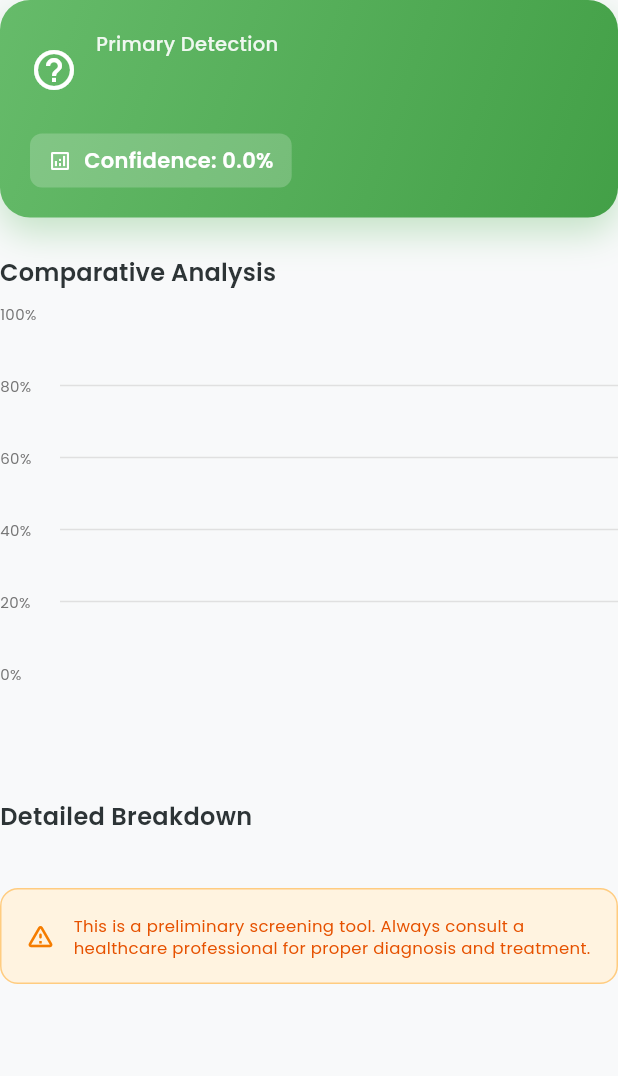
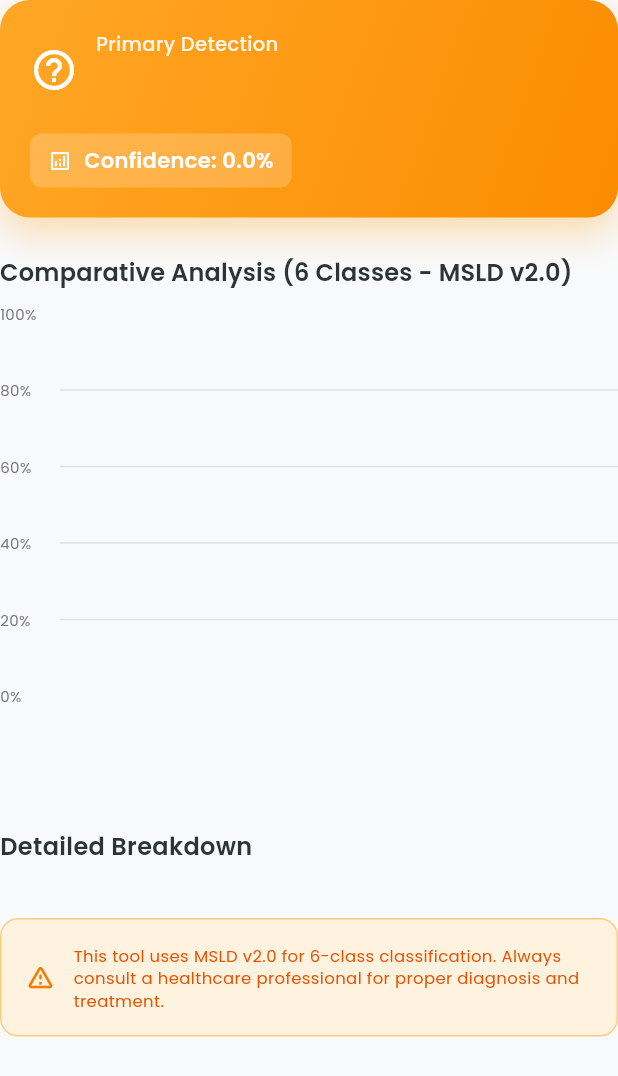
Before and after one commit to mightbeian/mpsight-app, a Flutter app: the ConfidenceChart widget shown alone on an empty page, opened directly with empty values, on a phone screen of 412 x 824 dp. Shown: the top 1076 px of the screen. Run offline on Flutter 3.47's test engine with Material 3 defaults, Android fonts, the light colour scheme and no system bars; drawn by our look-alikes of fl_chart; our stand-ins replace camera, flutter_svg, image_picker; missing offline and left inert: tflite_flutter.

Commit message:
Update confidence chart for 6-class classification (MSLD v2.0)

```diff
--- a/lib/widgets/confidence_chart.dart
+++ b/lib/widgets/confidence_chart.dart
@@ -10,34 +10,40 @@ class ConfidenceChart extends StatelessWidget {
     required this.result,
   });
 
+  // Updated colors for 6 classes (MSLD v2.0)
   Color _getColorForCondition(String condition) {
     switch (condition) {
       case 'Monkeypox':
-        return const Color(0xFFE74C3C);
+        return const Color(0xFFE74C3C);  // Red - Critical alert
+      case 'Cowpox':
+        return const Color(0xFFD35400);  // Dark Orange - Related orthopoxvirus
       case 'Chickenpox':
-        return const Color(0xFFE67E22);
+        return const Color(0xFFE67E22);  // Orange - Common differential
       case 'Measles':
-        return const Color(0xFFF39C12);
-      case 'Acne':
-        return const Color(0xFF3498DB);
-      case 'Normal Skin':
-        return const Color(0xFF27AE60);
+        return const Color(0xFFF39C12);  // Amber - Vaccine-preventable
+      case 'HFMD':
+        return const Color(0xFF3498DB);  // Blue - Pediatric condition
+      case 'Healthy':
+        return const Color(0xFF27AE60);  // Green - No pathology
       default:
         return Colors.grey;
     }
   }
 
+  // Updated icons for 6 classes
   IconData _getIconForCondition(String condition) {
     switch (condition) {
       case 'Monkeypox':
         return Icons.warning_amber_rounded;
+      case 'Cowpox':
+        return Icons.coronavirus_outlined;
       case 'Chickenpox':
-        return Icons.coronavirus_outlined;
+        return Icons.bubble_chart_outlined;
       case 'Measles':
         return Icons.sanitizer_outlined;
-      case 'Acne':
-        return Icons.face_outlined;
-      case 'Normal Skin':
+      case 'HFMD':
+        return Icons.child_care_outlined;
+      case 'Healthy':
         return Icons.check_circle_outline;
       default:
         return Icons.help_outline;
@@ -60,7 +66,7 @@ class ConfidenceChart extends StatelessWidget {
 
         // Comparative Chart Title
         Text(
-          'Comparative Analysis',
+          'Comparative Analysis (6 Classes - MSLD v2.0)',
           style: Theme.of(context).textTheme.titleMedium?.copyWith(
             fontWeight: FontWeight.w600,
             color: const Color(0xFF2D3436),
@@ -71,7 +77,7 @@ class ConfidenceChart extends StatelessWidget {
 
         // Bar Chart
         SizedBox(
-          height: 300,
+          height: 320,  // Increased height for 6 classes
           child: BarChart(
             BarChartData(
               alignment: BarChartAlignment.spaceAround,
@@ -119,23 +125,24 @@ class ConfidenceChart extends StatelessWidget {
                           children: [
                             Icon(
                               _getIconForCondition(condition),
-                              size: 20,
+                              size: 18,
                               color: _getColorForCondition(condition),
                             ),
                             const SizedBox(height: 4),
                             Text(
-                              condition.split(' ')[0],
+                              condition == 'HFMD' ? 'HFMD' : condition.split(' ')[0],
                               style: TextStyle(
-                                fontSize: 10,
+                                fontSize: 9,
                                 fontWeight: FontWeight.w500,
                                 color: Colors.grey[700],
                               ),
+                              textAlign: TextAlign.center,
                             ),
                           ],
                         ),
                       );
                     },
-                    reservedSize: 60,
+                    reservedSize: 65,
                   ),
                 ),
                 leftTitles: AxisTitles(
@@ -179,7 +186,7 @@ class ConfidenceChart extends StatelessWidget {
                     BarChartRodData(
                       toY: entry.value.value,
                       color: _getColorForCondition(entry.value.key),
-                      width: 24,
+                      width: 20,  // Slightly narrower for 6 classes
                       borderRadius: const BorderRadius.vertical(
                         top: Radius.circular(6),
                       ),
@@ -211,6 +218,7 @@ class ConfidenceChart extends StatelessWidget {
 
   Widget _buildPrimaryCard(BuildContext context) {
     final isMonkeypox = result.primaryCondition == 'Monkeypox';
+    final isHealthy = result.primaryCondition == 'Healthy';
 
     return Container(
       padding: const EdgeInsets.all(20),
@@ -218,14 +226,16 @@ class ConfidenceChart extends StatelessWidget {
         gradient: LinearGradient(
           colors: isMonkeypox
               ? [Colors.red[400]!, Colors.red[600]!]
-              : [Colors.green[400]!, Colors.green[600]!],
+              : isHealthy
+                  ? [Colors.green[400]!, Colors.green[600]!]
+                  : [Colors.orange[400]!, Colors.orange[600]!],
           begin: Alignment.topLeft,
           end: Alignment.bottomRight,
         ),
         borderRadius: BorderRadius.circular(20),
         boxShadow: [
           BoxShadow(
-            color: (isMonkeypox ? Colors.red : Colors.green).withOpacity(0.3),
+            color: (isMonkeypox ? Colors.red : isHealthy ? Colors.green : Colors.orange).withOpacity(0.3),
             blurRadius: 20,
             offset: const Offset(0, 10),
           ),
@@ -407,7 +417,7 @@ class ConfidenceChart extends StatelessWidget {
           const SizedBox(width: 12),
           Expanded(
             child: Text(
-              'This is a preliminary screening tool. Always consult a healthcare professional for proper diagnosis and treatment.',
+              'This tool uses MSLD v2.0 for 6-class classification. Always consult a healthcare professional for proper diagnosis and treatment.',
               style: TextStyle(
                 color: Colors.orange[900],
                 fontSize: 11,
```
